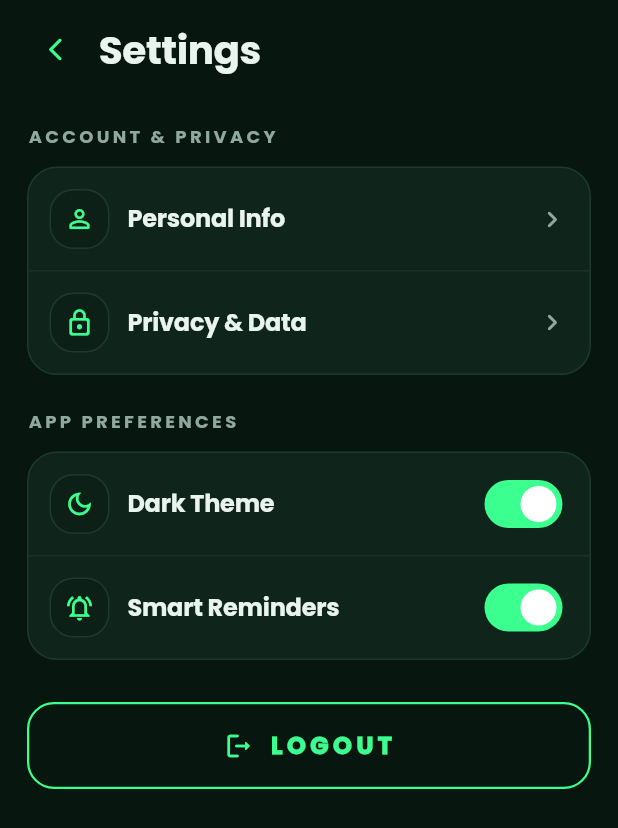
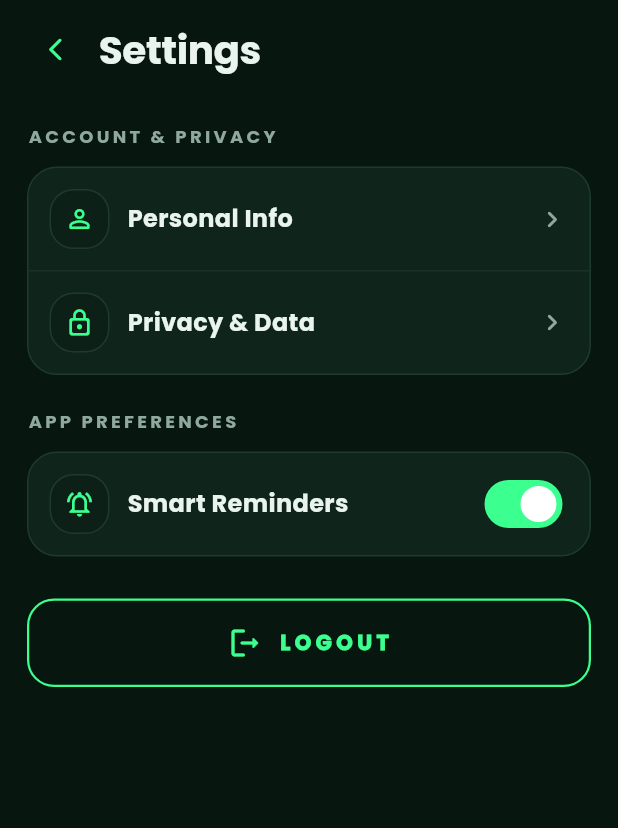
Before and after one commit to NethmikaJayasooriya/UrbanRoots-Project, a Flutter app: the SettingsScreen screen opened directly, on a phone screen of 412 x 824 dp. Shown: the top 828 px of the screen. Run offline on Flutter 3.47's test engine with Material 3 defaults, Android fonts, the phone set to English and light mode, and no system bars; project files that could hold a hidden picture were left out.

Commit message:
Removed dark theme from settings

```diff
--- a/mobile_app/lib/features/profile/screens/settings_screen.dart
+++ b/mobile_app/lib/features/profile/screens/settings_screen.dart
@@ -11,7 +11,6 @@
 }
 
 class _SettingsScreenState extends State<SettingsScreen> {
-  bool darkTheme = true;
   bool smartReminders = true;
 
   void _toast(String msg) {
@@ -43,6 +42,7 @@
 
                     const _SectionLabel("ACCOUNT & PRIVACY"),
                     const SizedBox(height: 12),
+
                     _GroupCard(
                       children: [
                         _NavRow(
@@ -57,7 +57,9 @@
                             );
                           },
                         ),
+
                         const _DividerLine(),
+
                         _NavRow(
                           icon: Icons.lock_outline_rounded,
                           title: "Privacy & Data",
@@ -77,15 +79,9 @@
 
                     const _SectionLabel("APP PREFERENCES"),
                     const SizedBox(height: 12),
+
                     _GroupCard(
                       children: [
-                        _SwitchRow(
-                          icon: Icons.dark_mode_outlined,
-                          title: "Dark Theme",
-                          value: darkTheme,
-                          onChanged: (v) => setState(() => darkTheme = v),
-                        ),
-                        const _DividerLine(),
                         _SwitchRow(
                           icon: Icons.notifications_active_outlined,
                           title: "Smart Reminders",
@@ -219,7 +215,6 @@
                   color: AppColors.text,
                   fontSize: 16,
                   fontWeight: FontWeight.w800,
-                  letterSpacing: -0.15,
                 ),
               ),
             ),
@@ -241,16 +236,12 @@
     required this.title,
     required this.value,
     required this.onChanged,
-    this.inactiveTrackColor,
-    this.inactiveThumbColor,
   });
 
   final IconData icon;
   final String title;
   final bool value;
   final ValueChanged<bool> onChanged;
-  final Color? inactiveTrackColor;
-  final Color? inactiveThumbColor;
 
   @override
   Widget build(BuildContext context) {
@@ -267,7 +258,6 @@
                 color: AppColors.text,
                 fontSize: 16,
                 fontWeight: FontWeight.w800,
-                letterSpacing: -0.15,
               ),
             ),
           ),
@@ -276,8 +266,7 @@
             onChanged: onChanged,
             activeColor: Colors.white,
             activeTrackColor: AppColors.accent,
-            inactiveTrackColor: inactiveTrackColor ?? AppColors.border,
-            inactiveThumbColor: inactiveThumbColor ?? Colors.white,
+            inactiveTrackColor: AppColors.border,
           ),
         ],
       ),
@@ -317,22 +306,20 @@
         width: double.infinity,
         padding: const EdgeInsets.symmetric(vertical: 16),
         decoration: BoxDecoration(
-          color: Colors.transparent,
           borderRadius: BorderRadius.circular(18),
           border: Border.all(color: AppColors.accent, width: 1.5),
         ),
         child: Row(
           mainAxisAlignment: MainAxisAlignment.center,
           children: const [
-            Icon(Icons.logout_rounded, color: AppColors.accent, size: 20),
+            Icon(Icons.logout_rounded, color: AppColors.accent),
             SizedBox(width: 10),
             Text(
               "LOGOUT",
               style: TextStyle(
                 color: AppColors.accent,
-                fontSize: 16,
                 fontWeight: FontWeight.w900,
-                letterSpacing: 3.0,
+                letterSpacing: 3,
               ),
             ),
           ],
```
